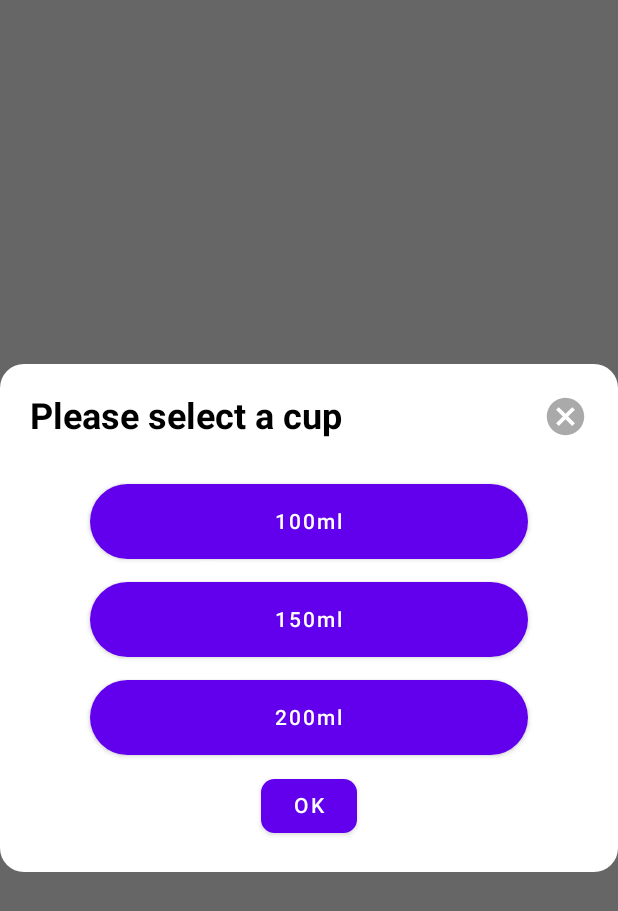
After one commit to Abhi6921/elderly-fluid-intake-app, an Android app built with Jetpack Compose: the @Preview function SelectDrinkDialog, on a phone screen of 412 x 824 dp. The commit adds this screen. Shown: the top 911 px of the screen. Run offline under Robolectric (Android 15) with nearby library versions, the phone set to English and light mode, and no system bars.

Commit message:
add custom dialog box for adding fluid

```diff
--- a/app/src/main/java/nl/narvekar/abhishek/omring_fluid_intake_app/MainActivity.kt
+++ b/app/src/main/java/nl/narvekar/abhishek/omring_fluid_intake_app/MainActivity.kt
@@ -25,8 +25,8 @@ class MainActivity : ComponentActivity() {
                     color = MaterialTheme.colors.background
                 ) {
                     //Greeting("Android")
-                    LoginUI()
-                    //DashBoardScreen()
+                    //LoginUI()
+                    DashBoardScreen()
                 }
             }
         }
--- a/app/src/main/java/nl/narvekar/abhishek/omring_fluid_intake_app/userInterface/dashboard/DashboardScreen.kt
+++ b/app/src/main/java/nl/narvekar/abhishek/omring_fluid_intake_app/userInterface/dashboard/DashboardScreen.kt
@@ -25,7 +25,7 @@ import androidx.compose.ui.unit.sp
 import nl.narvekar.abhishek.omring_fluid_intake_app.R
 import nl.narvekar.abhishek.omring_fluid_intake_app.navigation.AppBottomNav
 
-@Preview(showBackground = true, widthDp = 774, heightDp = 900)
+
 @Composable
 fun DashBoardScreen() {
     val gradientBlueWhite = Brush.verticalGradient(
@@ -35,10 +35,10 @@ fun DashBoardScreen() {
     Column(Modifier.fillMaxSize()) {
         Box(modifier = Modifier
             .fillMaxWidth()
-            .background(gradientBlueWhite)
-            .height(80.dp)) {
+            //.background(gradientBlueWhite)
+            .height(380.dp)) {
             Column(
-                modifier = Modifier.align(Alignment.Center)
+                modifier = Modifier.align(Alignment.TopCenter)
             ) {
                 Text(
                     text = "Dashboard",
@@ -46,8 +46,11 @@ fun DashBoardScreen() {
                     color = Color(0xFF1B7D71),
                     fontWeight = FontWeight.Bold
                 )
+                Spacer(modifier = Modifier.height(80.dp))
+                Text(text = "Today's goal: 800ml", textAlign = TextAlign.Start, fontSize = 35.sp)
             }
-            Column(modifier = Modifier.align(Alignment.CenterEnd)) {
+
+            Column(modifier = Modifier.align(Alignment.TopEnd)) {
                 Image(
                     painter = painterResource(id = R.drawable.omring_logo),
                     contentDescription = "user profile picture",
@@ -59,15 +62,8 @@ fun DashBoardScreen() {
                 )
             }
         }
-        //Spacer(modifier = Modifier.height(20.dp))
-        Column(modifier = Modifier.fillMaxWidth(),
-            horizontalAlignment = Alignment.CenterHorizontally
-        ) {
-            Spacer(modifier = Modifier.height(20.dp))
-            Text(text = "Today's goal: 800ml", textAlign = TextAlign.Right, fontSize = 35.sp)
-       }
-        Spacer(modifier = Modifier.height(70.dp))
-       Row {
+       Row(verticalAlignment = Alignment.Top,
+           horizontalArrangement = Arrangement.Center) {
            Image(
                painter = painterResource(R.drawable.progressstate),
                contentDescription = "progress state",
@@ -101,7 +97,7 @@ fun DashBoardScreen() {
                     painter = painterResource(R.drawable.water_intake),
                     contentDescription = "water intake image"
                 )
-                Spacer(modifier = Modifier.height(40.dp))
+                Spacer(modifier = Modifier.height(2.dp))
                 Text(text = "Fluid Intake", fontSize = 35.sp)
             }
             Spacer(modifier = Modifier.width(30.dp))
@@ -122,7 +118,7 @@ fun DashBoardScreen() {
                 Text(text = "Recipes", fontSize = 35.sp)
             }
         }
-        Spacer(modifier = Modifier.height(20.dp))
+        Spacer(modifier = Modifier.height(150.dp))
         AppBottomNav()
     }
 }
--- /dev/null
+++ b/app/src/main/java/nl/narvekar/abhishek/omring_fluid_intake_app/userInterface/dashboard/components/SelectDrinkDialog.kt
@@ -0,0 +1,114 @@
+package nl.narvekar.abhishek.omring_fluid_intake_app.userInterface.dashboard.components
+
+import androidx.compose.foundation.layout.*
+import androidx.compose.foundation.shape.RoundedCornerShape
+import androidx.compose.material.Button
+import androidx.compose.material.Icon
+import androidx.compose.material.Surface
+import androidx.compose.material.Text
+import androidx.compose.material.icons.Icons
+import androidx.compose.material.icons.filled.Cancel
+import androidx.compose.runtime.Composable
+import androidx.compose.ui.Alignment
+import androidx.compose.ui.Modifier
+import androidx.compose.ui.graphics.Color
+import androidx.compose.ui.res.colorResource
+import androidx.compose.ui.text.TextStyle
+import androidx.compose.ui.text.font.FontWeight
+import androidx.compose.ui.tooling.preview.Preview
+import androidx.compose.ui.unit.dp
+import androidx.compose.ui.unit.sp
+import androidx.compose.ui.window.Dialog
+
+@Preview(showBackground = true)
+@Composable
+fun SelectDrinkDialog() {
+
+    Dialog(
+        onDismissRequest = { /*TODO*/ }
+    ) {
+        Surface(
+            shape = RoundedCornerShape(16.dp),
+            color = Color.White
+        ) {
+            Box(modifier = Modifier.padding(20.dp)) {
+                Row(
+                    modifier = Modifier.fillMaxWidth(),
+                    horizontalArrangement = Arrangement.SpaceBetween,
+                    verticalAlignment = Alignment.CenterVertically
+                ) {
+                    Text(text = "Please select a cup",
+                        style = TextStyle(
+                            fontSize = 24.sp,
+                            fontWeight = FontWeight.Bold
+                        )
+                    )
+
+                    Icon(imageVector = Icons.Filled.Cancel,
+                        contentDescription = "close button",
+                        tint = colorResource(android.R.color.darker_gray),
+                        modifier = Modifier
+                            .width(30.dp)
+                            .height(30.dp)
+                    )
+                }
+
+                Column {
+                    // 100 ml button
+                    Box(modifier = Modifier.padding(40.dp, 60.dp, 40.dp, 0.dp)) {
+                        Button(
+                            onClick = {
+
+                            },
+                            shape = RoundedCornerShape(50.dp),
+                            modifier = Modifier
+                                .fillMaxWidth()
+                                .height(50.dp)
+                        ) {
+                            Text(text = "100ml")
+                        }
+                    }
+                    // 150 ml button
+                    Box(modifier = Modifier.padding(40.dp, 15.dp, 40.dp, 0.dp)) {
+                        Button(
+                            onClick = {
+
+                            },
+                            shape = RoundedCornerShape(50.dp),
+                            modifier = Modifier
+                                .fillMaxWidth()
+                                .height(50.dp)
+                        ) {
+                            Text(text = "150ml")
+                        }
+                    }
+                    // 200ml
+                    Box(modifier = Modifier.padding(40.dp, 15.dp, 40.dp, 0.dp)) {
+                        Button(
+                            onClick = {
+
+                            },
+                            shape = RoundedCornerShape(50.dp),
+                            modifier = Modifier
+                                .fillMaxWidth()
+                                .height(50.dp)
+                        ) {
+                            Text(text = "200ml")
+                        }
+                    }
+
+                    Spacer(modifier = Modifier.height(10.dp))
+                    Column(
+                        modifier = Modifier.fillMaxWidth(),
+                        verticalArrangement = Arrangement.Center,
+                        horizontalAlignment = Alignment.CenterHorizontally
+                    ) {
+                        Button(onClick = {}, shape = RoundedCornerShape(9.dp))
+                        { Text("OK") }
+                    }
+
+                }
+            }
+        }
+    }
+}
```
